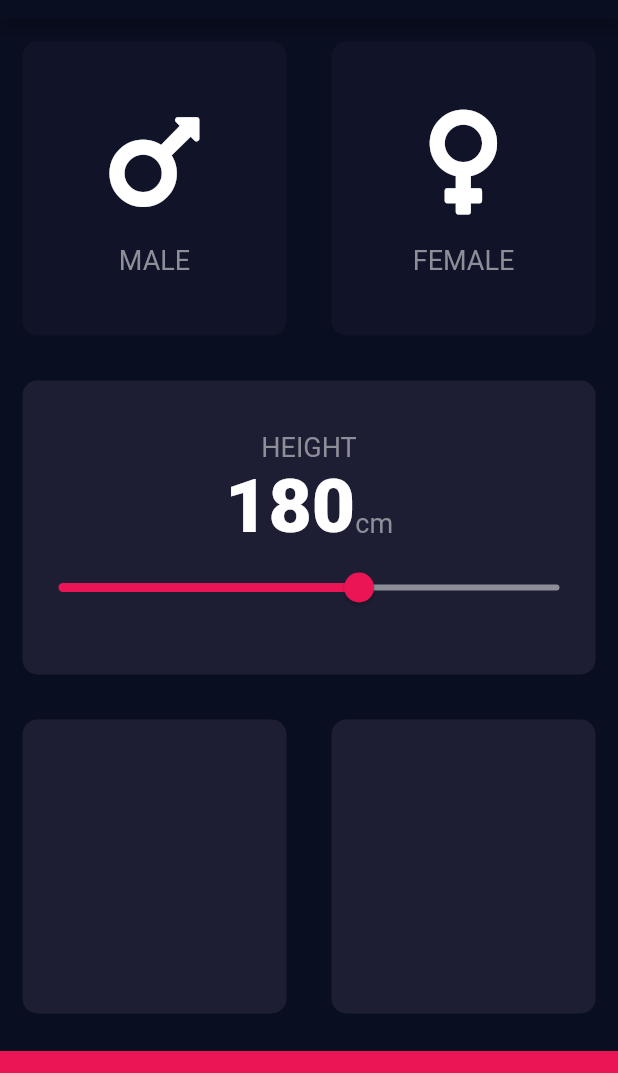
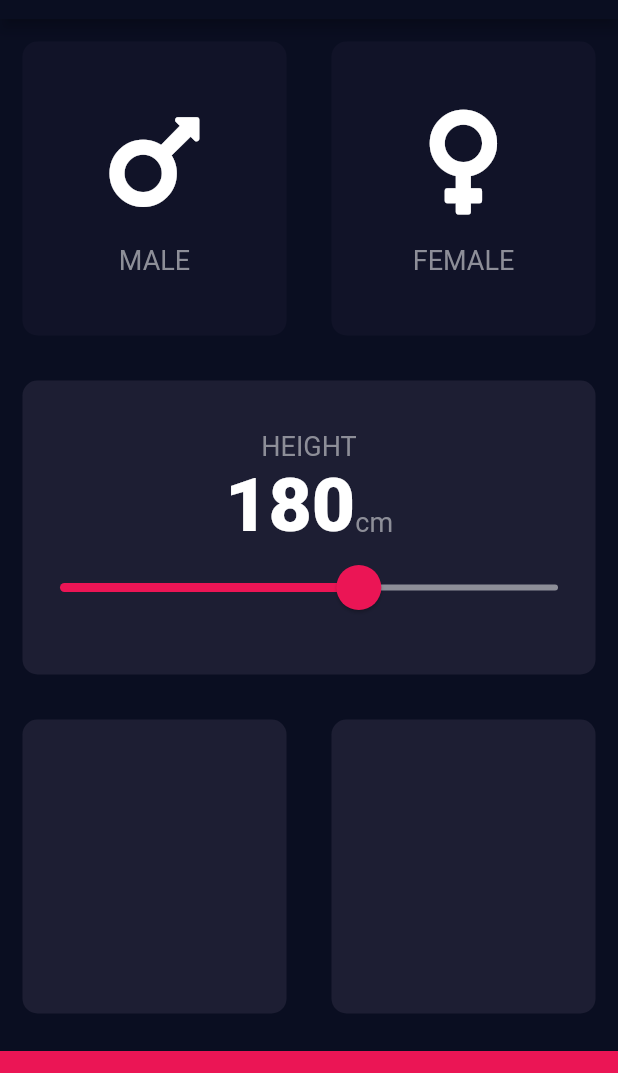
Before and after one commit to jesse-dahl/flutter-bmi-calculator, a Flutter app: the screen it shows after launch, on a phone screen of 412 x 824 dp, the part 65-1138 px from its top. Run offline on Flutter 3.47's test engine with Material 2 defaults, Android fonts, the phone set to English and light mode, and no system bars; our stand-ins replace font_awesome_flutter.

Commit message:
added more styling to the slider

```diff
--- a/lib/input-page.dart
+++ b/lib/input-page.dart
@@ -86,17 +86,25 @@ class _InputPageState extends State<InputPage> {
                       ),
                     ],
                   ),
-                  Slider(
+                  SliderTheme(
+                    data: SliderTheme.of(context).copyWith(
+                      thumbShape: RoundSliderThumbShape(enabledThumbRadius: 15.0),
+                      overlayShape: RoundSliderOverlayShape(overlayRadius: 25.0),
+                      activeTrackColor: Color(0xFFEB1555),
+                      inactiveTrackColor: Color(0xFF8D8E98),
+                      thumbColor: Color(0xFFEB1555),
+                      overlayColor: Color(0x29EB1555),
+                    ),
+                    child: Slider(
                       value: height.toDouble(),
                       min: 120.0,
                       max: 220.0,
-                    activeColor: Color(0xFFEB1555),
-                    inactiveColor: Color(0xFF8D8E98),
                       onChanged: (double newValue) {
                         setState(() {
                           height = newValue.round();
                         });
                       },
+                    ),
                   ),
                 ],
               ),
```
Lines whose indentation alone changed are shown as unchanged.
